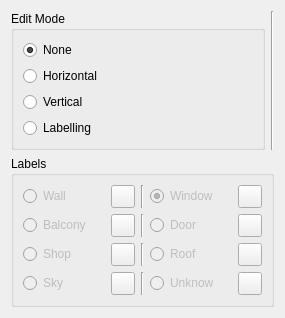
Before: the Qt Designer form qt/QLabellingWidget.ui in oliviertournaire/QLabelling, drawn with Qt 5.
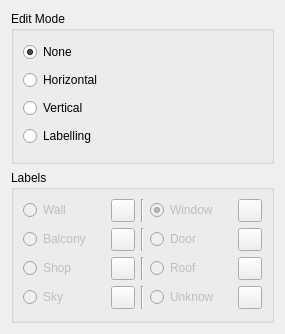
After: the same form once the commit is applied. Icons and pictures are not drawn.

Commit message: remove useless vertical bar in ui

Patch:
```diff
--- a/qt/QLabellingWidget.ui
+++ b/qt/QLabellingWidget.ui
@@ -7,7 +7,7 @@
     <x>0</x>
     <y>0</y>
     <width>285</width>
-    <height>300</height>
+    <height>334</height>
    </rect>
   </property>
   <property name="windowTitle">
@@ -63,13 +63,6 @@
        </layout>
       </widget>
      </item>
-     <item>
-      <widget class="Line" name="line_5">
-       <property name="orientation">
-        <enum>Qt::Vertical</enum>
-       </property>
-      </widget>
-     </item>
     </layout>
    </item>
    <item>
```
Left out of the diff: 6 changed lines with no effect on the pictures.
